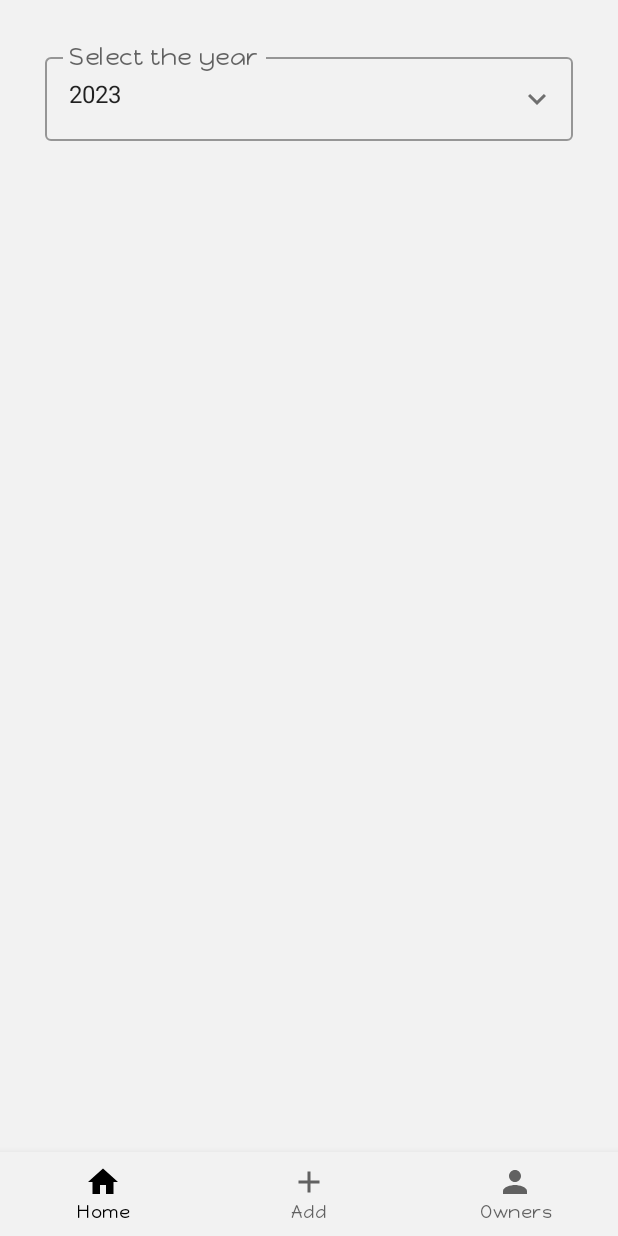
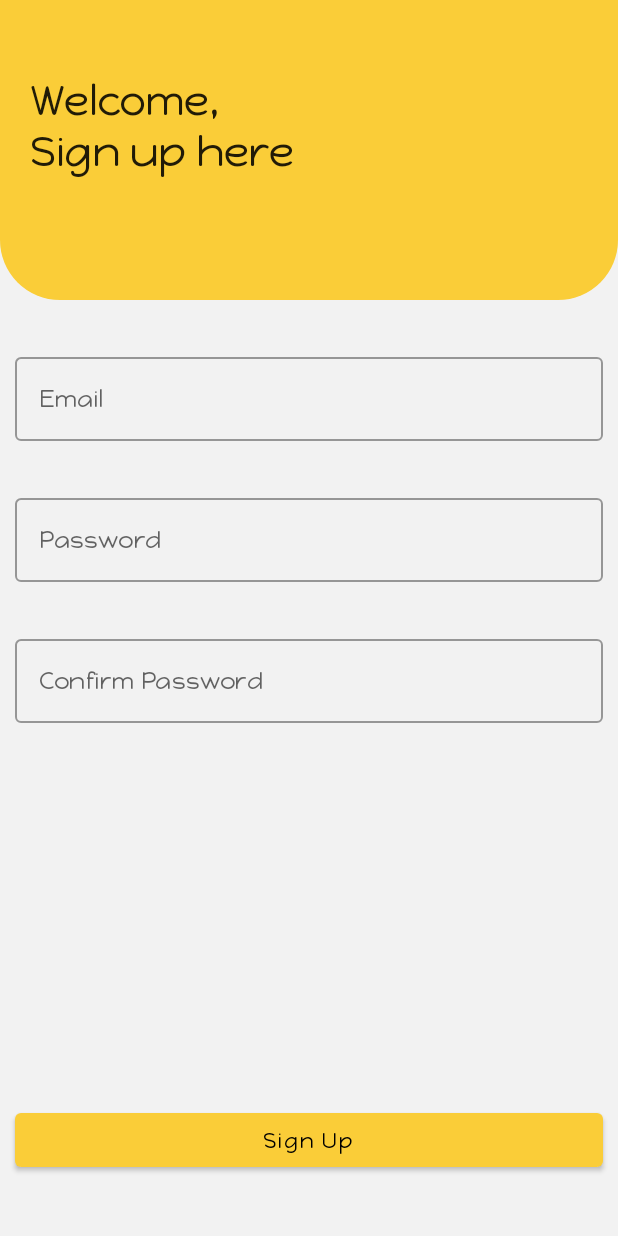
Before and after one commit to Krithika99/MAINTAC, an Android app built with Jetpack Compose: the screen it shows after launch (MainActivity), on a phone screen of 412 x 824 dp. Run offline under Robolectric (Android 15) with nearby library versions, the phone set to English and light mode, and no system bars.

Commit message:
Integrating firebase and adding sign up screen

```diff
--- a/app/build.gradle
+++ b/app/build.gradle
@@ -2,6 +2,7 @@ plugins {
     id 'com.android.application'
     id 'org.jetbrains.kotlin.android'
     id 'kotlin-kapt'
+    id 'com.google.gms.google-services'
 }
 
 android {
@@ -48,6 +49,7 @@ android {
 }
 
 dependencies {
+    implementation 'com.google.firebase:firebase-auth-ktx:22.1.0'
     def nav_version = '2.5.3'
     def room_version = "2.5.2"
     def lifecycle_version = "2.6.1"
--- a/app/src/main/java/com/ksas/maintac/MainActivity.kt
+++ b/app/src/main/java/com/ksas/maintac/MainActivity.kt
@@ -32,6 +32,7 @@ import com.ksas.maintac.model.Amount
 import com.ksas.maintac.model.Owner
 import com.ksas.maintac.model.Rent
 import com.ksas.maintac.repository.DatabaseHelperImpl
+import com.ksas.maintac.screens.SignUpScreen
 import com.ksas.maintac.ui.theme.MAINTACTheme
 import com.ksas.maintac.utils.Utils
 import com.ksas.maintac.viewmodel.RentViewModel
@@ -50,7 +51,8 @@ class MainActivity : ComponentActivity() {
                     modifier = Modifier.fillMaxSize(),
                     color = MaterialTheme.colors.background
                 ) {
-                    AppNavigator()
+                    //AppNavigator()
+                    SignUpScreen()
                 }
             }
         }
--- /dev/null
+++ b/app/src/main/java/com/ksas/maintac/screens/SignUpScreen.kt
@@ -0,0 +1,100 @@
+package com.ksas.maintac.screens
+
+import androidx.compose.foundation.background
+import androidx.compose.foundation.layout.*
+import androidx.compose.foundation.shape.RoundedCornerShape
+import androidx.compose.material.*
+import androidx.compose.runtime.*
+import androidx.compose.ui.Alignment
+import androidx.compose.ui.Modifier
+import androidx.compose.ui.draw.clip
+import androidx.compose.ui.graphics.Color
+import androidx.compose.ui.unit.dp
+import androidx.compose.ui.unit.sp
+import com.ksas.maintac.utils.Utils
+
+@Composable
+fun SignUpScreen() {
+    Column(modifier = Modifier.fillMaxSize()) {
+        Column(
+            modifier = Modifier
+                .height(200.dp)
+                .clip(RoundedCornerShape(bottomEnd = 40.dp, bottomStart = 40.dp))
+                .background(color = Color(0XFFFACD38))
+        ) {
+            Text(
+                "Welcome,\nSign up here",
+                modifier = Modifier
+                    .fillMaxSize()
+                    .padding(start = 20.dp, top = 50.dp),
+                fontSize = 28.sp,
+                fontFamily = Utils.customFont
+            )
+        }
+        Spacer(modifier = Modifier.height(20.dp))
+        Column(
+            modifier = Modifier
+                .fillMaxWidth(),
+            horizontalAlignment = Alignment.CenterHorizontally
+        ) {
+            var email by remember {
+                mutableStateOf("")
+            }
+            var password by remember {
+                mutableStateOf("")
+            }
+
+            var confirmPassword by remember {
+                mutableStateOf("")
+            }
+
+            OutlinedTextField(
+                value = email,
+                onValueChange = { email = it },
+                label = { Text(text = "Email", fontFamily = Utils.customFont) },
+                modifier = Modifier
+                    .fillMaxWidth()
+                    .padding(10.dp)
+            )
+            Spacer(modifier = Modifier.height(10.dp))
+
+            OutlinedTextField(
+                value = password,
+                onValueChange = { password = it },
+                label = { Text(text = "Password", fontFamily = Utils.customFont) },
+                modifier = Modifier
+                    .fillMaxWidth()
+                    .padding(10.dp)
+            )
+            Spacer(modifier = Modifier.height(10.dp))
+            OutlinedTextField(
+                value = confirmPassword,
+                onValueChange = { confirmPassword = it },
+                label = { Text(text = "Confirm Password", fontFamily = Utils.customFont) },
+                modifier = Modifier
+                    .fillMaxWidth()
+                    .padding(10.dp)
+            )
+            Column(
+                modifier = Modifier
+                    .fillMaxSize()
+                    .padding(bottom = 30.dp),
+                verticalArrangement = Arrangement.Bottom
+            ) {
+                Button(
+                    onClick = { /*TODO*/ }, modifier = Modifier
+                        .fillMaxWidth()
+                        .padding(10.dp),
+                    colors = ButtonDefaults.buttonColors(backgroundColor = Color(0XFFFACD38))
+
+                ) {
+                    Text(
+                        text = "Sign Up",
+                        color = MaterialTheme.colors.onSurface,
+                        fontFamily = Utils.customFont
+                    )
+                }
+            }
+        }
+    }
+}
--- a/app/src/main/java/com/ksas/maintac/ui/theme/Color.kt
+++ b/app/src/main/java/com/ksas/maintac/ui/theme/Color.kt
@@ -15,3 +15,4 @@ val RedErrorLight = Color(0xFFEF5350)
 val Yellow = Color(0xFFF3D31D)
 val Violet = Color(0xFF414153)
 val Violet1 = Color(0xFF945FED)
+val Yellow1 = Color(0XFFFACD38)
--- a/build.gradle
+++ b/build.gradle
@@ -1,6 +1,9 @@
 buildscript {
     ext {
         compose_ui_version = '1.4.0'
+    }
+    dependencies {
+        classpath 'com.google.gms:google-services:4.3.15'
     }
 }// Top-level build file where you can add configuration options common to all sub-projects/modules.
 plugins {
```
Also changed, not shown: 1 other file.
